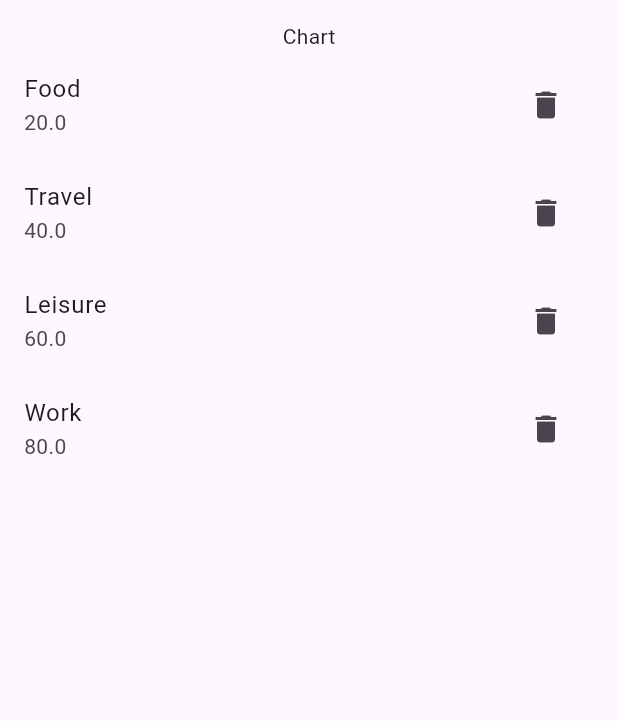
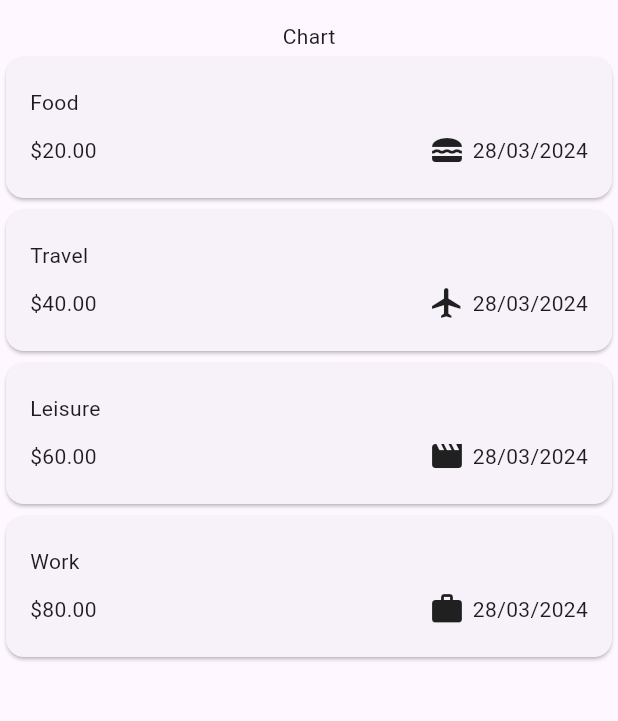
Before and after one commit to 4DeR99/expense_tracker, a Flutter app: the screen it shows after launch, on a phone screen of 412 x 824 dp, the part 63-784 px from its top. Run offline on Flutter 3.47's test engine with Material 3 defaults, Android fonts, the phone set to English and light mode, and no system bars.

Commit message:
feat: added a expenses list
added an expenses list that shows all the expenses u have with details
like the expense amount date etc

```diff
--- a/lib/expenses.dart
+++ b/lib/expenses.dart
@@ -1,6 +1,6 @@
 import 'package:flutter/material.dart';
 import 'package:expense_tracker/models/expense.dart';
-import 'package:expense_tracker/expenses_list.dart';
+import 'package:expense_tracker/widgets/expenses_list.dart';
 
 final List<Expense> expenses = [
   Expense(
@@ -41,7 +41,7 @@ class _ExpensesState extends State<Expenses> {
   Widget build(BuildContext context) {
     return Scaffold(
       appBar: AppBar(
-        title: Text('Expense tracker'),
+        title: const Text('Expense tracker'),
         actions: [
           IconButton(
             icon: const Icon(Icons.add),
--- a/lib/models/expense.dart
+++ b/lib/models/expense.dart
@@ -1,4 +1,8 @@
 import 'package:uuid/uuid.dart';
+import 'package:flutter/material.dart';
+import 'package:intl/intl.dart';
+
+final formatter = DateFormat('dd/MM/yyyy');
 
 enum ExpenseType {
   food,
@@ -7,8 +11,14 @@ enum ExpenseType {
   work,
 }
 
+const icons = {
+  ExpenseType.food: Icons.lunch_dining,
+  ExpenseType.travel: Icons.flight,
+  ExpenseType.leisure: Icons.movie,
+  ExpenseType.work: Icons.work,
+};
+
 class Expense {
-
   Expense({
     required this.title,
     required this.amount,
@@ -21,4 +31,6 @@ class Expense {
   final double amount;
   final DateTime date;
   final ExpenseType type;
+
+  String get formattedDate => formatter.format(date);
 }
--- /dev/null
+++ b/lib/widgets/expense_item.dart
@@ -0,0 +1,37 @@
+import 'package:expense_tracker/models/expense.dart';
+import 'package:flutter/material.dart';
+
+class ExpenseItem extends StatelessWidget {
+  const ExpenseItem({super.key, required this.expense});
+
+  final Expense expense;
+
+  @override
+  Widget build(BuildContext context) {
+    return Card(
+      child: Padding(
+        padding: const EdgeInsets.symmetric(vertical: 20.0, horizontal: 16.0),
+        child: Column(
+          crossAxisAlignment: CrossAxisAlignment.start,
+          children: [
+            Text(expense.title),
+            const SizedBox(height: 10),
+            Row(
+              children: [
+                Text('\$${expense.amount.toStringAsFixed(2)}'),
+                const Spacer(),
+                Row(
+                  children: [
+                    Icon(icons[expense.type]),
+                    const SizedBox(width: 5),
+                    Text(expense.formattedDate),
+                  ],
+                ),
+              ],
+            )
+          ],
+        ),
+      ),
+    );
+  }
+}
--- a/lib/expenses_list.dart
+++ b/lib/widgets/expenses_list.dart
@@ -1,3 +1,4 @@
+import 'package:expense_tracker/widgets/expense_item.dart';
 import 'package:flutter/material.dart';
 import 'package:expense_tracker/models/expense.dart';
 
@@ -12,14 +13,7 @@ class ExpensesList extends StatelessWidget {
       itemCount: expenses.length,
       itemBuilder: (context, index) {
         final expense = expenses[index];
-        return ListTile(
-          title: Text(expense.title),
-          subtitle: Text(expense.amount.toString()),
-          trailing: IconButton(
-            icon: const Icon(Icons.delete),
-            onPressed: () {},
-          ),
-        );
+        return ExpenseItem(expense: expense);
       },
     );
   }
--- a/pubspec.yaml
+++ b/pubspec.yaml
@@ -10,6 +10,7 @@ dependencies:
   flutter:
     sdk: flutter
   uuid: ^4.3.3
+  intl: ^0.19.0
 
 dev_dependencies:
   flutter_test:
```
Also changed, not shown: pubspec.lock.
